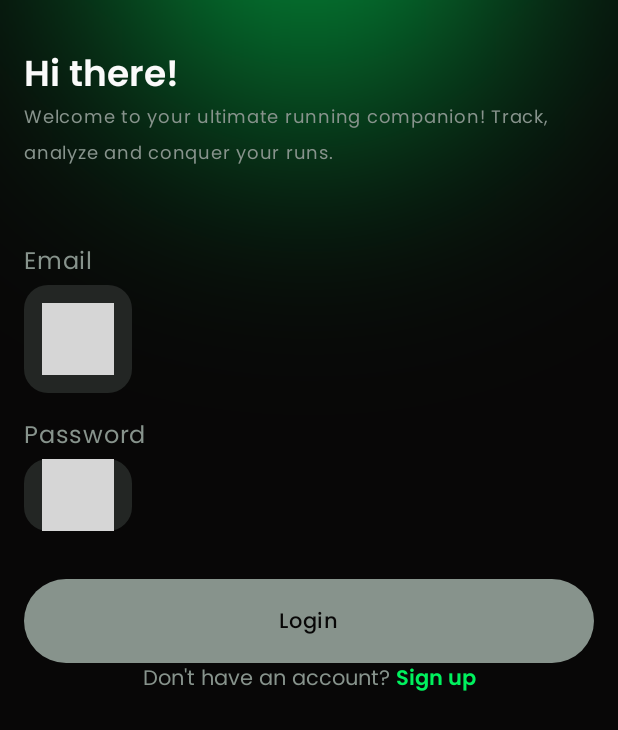
After one commit to VahidGarousi/Runique, an Android app built with Jetpack Compose: the composable LoginScreen shown on its own in the app's theme, on a phone screen of 412 x 824 dp. The commit adds this screen. Shown: the top 730 px of the screen. Run offline under Robolectric (Android 15) with nearby library versions, the phone set to English and light mode, and no system bars; 4 statements that could not run were skipped; grey boxes are pictures that could not be loaded.

Commit message:
Adding LoginScreen for #11

```diff
--- a/auth/presentation/src/main/java/ir/runique/auth/presentation/di/AuthviewModelModule.kt
+++ b/auth/presentation/src/main/java/ir/runique/auth/presentation/di/AuthviewModelModule.kt
@@ -1,9 +1,11 @@
 package ir.runique.auth.presentation.di
 
 import ir.runique.auth.presentation.register.RegisterViewModel
+import ir.runique.auth.presentation.login.LoginViewModel
 import org.koin.androidx.viewmodel.dsl.viewModelOf
 import org.koin.dsl.module
 
 val authViewModelModule = module {
     viewModelOf(::RegisterViewModel)
+    viewModelOf(::LoginViewModel)
 }
--- /dev/null
+++ b/auth/presentation/src/main/java/ir/runique/auth/presentation/login/LoginScreen.kt
@@ -0,0 +1,191 @@
+@file:OptIn(ExperimentalFoundationApi::class)
+
+package ir.runique.auth.presentation.login
+
+
+import android.widget.Toast
+import androidx.compose.foundation.ExperimentalFoundationApi
+import androidx.compose.foundation.background
+import androidx.compose.foundation.layout.Arrangement
+import androidx.compose.foundation.layout.Box
+import androidx.compose.foundation.layout.Column
+import androidx.compose.foundation.layout.Spacer
+import androidx.compose.foundation.layout.fillMaxSize
+import androidx.compose.foundation.layout.fillMaxWidth
+import androidx.compose.foundation.layout.height
+import androidx.compose.foundation.layout.padding
+import androidx.compose.foundation.layout.wrapContentHeight
+import androidx.compose.foundation.rememberScrollState
+import androidx.compose.foundation.text.ClickableText
+import androidx.compose.foundation.verticalScroll
+import androidx.compose.material3.MaterialTheme
+import androidx.compose.material3.Text
+import androidx.compose.runtime.Composable
+import androidx.compose.ui.Alignment
+import androidx.compose.ui.Modifier
+import androidx.compose.ui.graphics.Color
+import androidx.compose.ui.platform.LocalContext
+import androidx.compose.ui.platform.LocalSoftwareKeyboardController
+import androidx.compose.ui.res.stringResource
+import androidx.compose.ui.text.SpanStyle
+import androidx.compose.ui.text.buildAnnotatedString
+import androidx.compose.ui.text.font.FontWeight
+import androidx.compose.ui.text.withStyle
+import androidx.compose.ui.tooling.preview.Preview
+import androidx.compose.ui.unit.dp
+import androidx.compose.ui.unit.sp
+import ir.runique.auth.presentation.R
+import ir.runique.core.designsystem.EmailIcon
+import ir.runique.core.designsystem.Poppins
+import ir.runique.core.designsystem.RuniqueTheme
+import ir.runique.core.designsystem.components.GradientBackground
+import ir.runique.core.designsystem.components.RuniqueActionButton
+import ir.runique.core.designsystem.components.RuniquePasswordTextField
+import ir.runique.core.designsystem.components.RuniqueTextField
+import ir.runique.core.ui.ObserveAsEvents
+import org.koin.androidx.compose.koinViewModel
+
+@Composable
+fun LoginScreenRoot(
+    onLoginSuccess: () -> Unit,
+    onSignUpClick: () -> Unit,
+    viewModel: LoginViewModel = koinViewModel(),
+) {
+    val context = LocalContext.current
+    val keyboardController = LocalSoftwareKeyboardController.current
+    ObserveAsEvents(viewModel.events) { event ->
+        when (event) {
+            is LoginEvent.Error -> {
+                keyboardController?.hide()
+                Toast.makeText(
+                    context,
+                    event.error.asString(context),
+                    Toast.LENGTH_LONG
+                ).show()
+            }
+
+            LoginEvent.LoginSuccess -> {
+                keyboardController?.hide()
+                Toast.makeText(
+                    context,
+                    R.string.youre_logged_in,
+                    Toast.LENGTH_LONG
+                ).show()
+
+                onLoginSuccess()
+            }
+        }
+    }
+    LoginScreen(
+        state = viewModel.state,
+        onAction = { action ->
+            when (action) {
+                is LoginAction.OnRegisterClick -> onSignUpClick()
+                else -> Unit
+            }
+            viewModel.onAction(action)
+        }
+    )
+}
+
+@Composable
+private fun LoginScreen(
+    state: LoginState,
+    onAction: (LoginAction) -> Unit
+) {
+    GradientBackground {
+        Column(
+            modifier = Modifier
+                .verticalScroll(rememberScrollState())
+                .fillMaxSize()
+                .padding(horizontal = 16.dp, vertical = 32.dp)
+        ) {
+            Text(
+                text = stringResource(id = R.string.hi_there),
+                fontWeight = FontWeight.SemiBold,
+                style = MaterialTheme.typography.headlineMedium
+            )
+            Text(
+                text = stringResource(id = R.string.runique_welcome_text),
+                fontSize = 12.sp,
+                color = MaterialTheme.colorScheme.onSurfaceVariant
+            )
+            Spacer(modifier = Modifier.height(48.dp))
+            RuniqueTextField(
+                state = state.email,
+                startIcon = EmailIcon,
+                endIcon = null,
+                hint = stringResource(id = R.string.example_email),
+                title = stringResource(id = R.string.email),
+                modifier = Modifier.fillMaxWidth()
+            )
+            Spacer(modifier = Modifier.height(16.dp))
+            RuniquePasswordTextField(
+                state = state.password,
+                isPasswordVisible = state.isPasswordVisible,
+                onTogglePasswordVisibility = {
+                    onAction(LoginAction.OnTogglePasswordVisibility)
+                },
+                hint = stringResource(id = R.string.password),
+                title = stringResource(id = R.string.password),
+                modifier = Modifier.fillMaxWidth()
+            )
+            Spacer(modifier = Modifier.height(32.dp))
+            RuniqueActionButton(
+                text = stringResource(id = R.string.login),
+                isLoading = state.isLoggingIn,
+                enabled = state.canLogin,
+                onClick = {
+                    onAction(LoginAction.OnLoginClick)
+                },
+            )
+            val annotatedString = buildAnnotatedString {
+                withStyle(
+                    style = SpanStyle(
+                        fontFamily = Poppins,
+                        color = MaterialTheme.colorScheme.onSurfaceVariant
+                    )
+                ) {
+                    append(stringResource(id = R.string.dont_have_an_account) + " ")
+                    pushStringAnnotation(
+                        tag = "clickable_text",
+                        annotation = stringResource(id = R.string.sign_up)
+                    )
+                    withStyle(
+                        style = SpanStyle(
+                            fontWeight = FontWeight.SemiBold,
+                            color = MaterialTheme.colorScheme.primary,
+                            fontFamily = Poppins
+                        )
+                    ) {
+                        append(stringResource(id = R.string.sign_up))
+                    }
+                }
+            }
+            ClickableText(
+                modifier = Modifier.align(Alignment.CenterHorizontally),
+                text = annotatedString,
+                onClick = { offset ->
+                    annotatedString.getStringAnnotations(
+                        tag = "clickable_text",
+                        start = offset,
+                        end = offset
+                    ).firstOrNull()?.let {
+                        onAction(LoginAction.OnRegisterClick)
+                    }
+                }
+            )
+        }
+    }
+}
+
+@Preview
+@Composable
+private fun LoginScreenPreview() {
+    RuniqueTheme {
+        LoginScreen(
+            state = LoginState(),
+            onAction = {}
+        )
+    }
+}
--- /dev/null
+++ b/auth/presentation/src/main/java/ir/runique/auth/presentation/login/LoginState.kt
@@ -0,0 +1,14 @@
+@file:OptIn(ExperimentalFoundationApi::class)
+
+package ir.runique.auth.presentation.login
+
+import androidx.compose.foundation.ExperimentalFoundationApi
+import androidx.compose.foundation.text2.input.TextFieldState
+
+data class LoginState(
+    val email: TextFieldState = TextFieldState(),
+    val password: TextFieldState = TextFieldState(),
+    val isPasswordVisible: Boolean = false,
+    val canLogin: Boolean = false,
+    val isLoggingIn: Boolean = false,
+)
--- a/auth/presentation/src/main/res/values/string.xml
+++ b/auth/presentation/src/main/res/values/string.xml
@@ -1,8 +1,4 @@
 <?xml version="1.0" encoding="utf-8"?>
 <resources>
-    <string name="runique">Runique</string>
-    <string name="welcome_to_runique">Welcome to Runique!</string>
-    <string name="runique_description">Track your runs, set goals and achieve fitness milestones with our intuitive app.</string>
-    <string name="sign_up">Sign up</string>
-    <string name="sign_in">Sign in</string>
+    <string name="app_name">Runique</string>
 </resources>
--- a/core/data/src/main/java/ir/runique/core/data/di/CoreDataModule.kt
+++ b/core/data/src/main/java/ir/runique/core/data/di/CoreDataModule.kt
@@ -9,7 +9,7 @@ import org.koin.dsl.module
 
 val coreDataModule = module {
     single {
-        HttpClientFactory().build()
+        HttpClientFactory(get()).build()
     }
     singleOf(::EncryptedDataStorage).bind<SessionStorage>()
 }
```
Also changed, not shown: app/src/main/java/ir/runique/NavigationRoot.kt (+20 -1 lines), auth/presentation/src/main/java/ir/runique/auth/presentation/login/LoginAction.kt (added, +7 -0 lines), auth/presentation/src/main/java/ir/runique/auth/presentation/login/LoginEvent.kt (added, +8 -0 lines), auth/presentation/src/main/java/ir/runique/auth/presentation/login/LoginViewModel.kt (added, +38 -0 lines), auth/presentation/src/main/java/ir/runique/auth/presentation/register/RegisterScreen.kt (+5 -5 lines), auth/presentation/src/main/res/values/strings.xml (+16 -7 lines).
